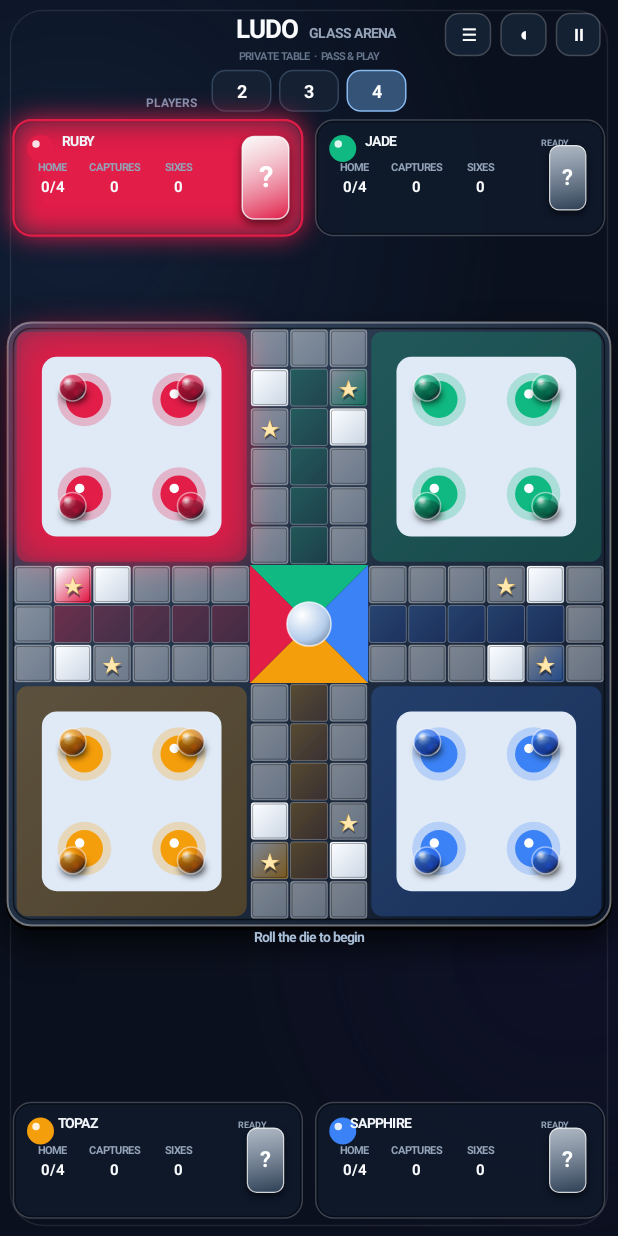
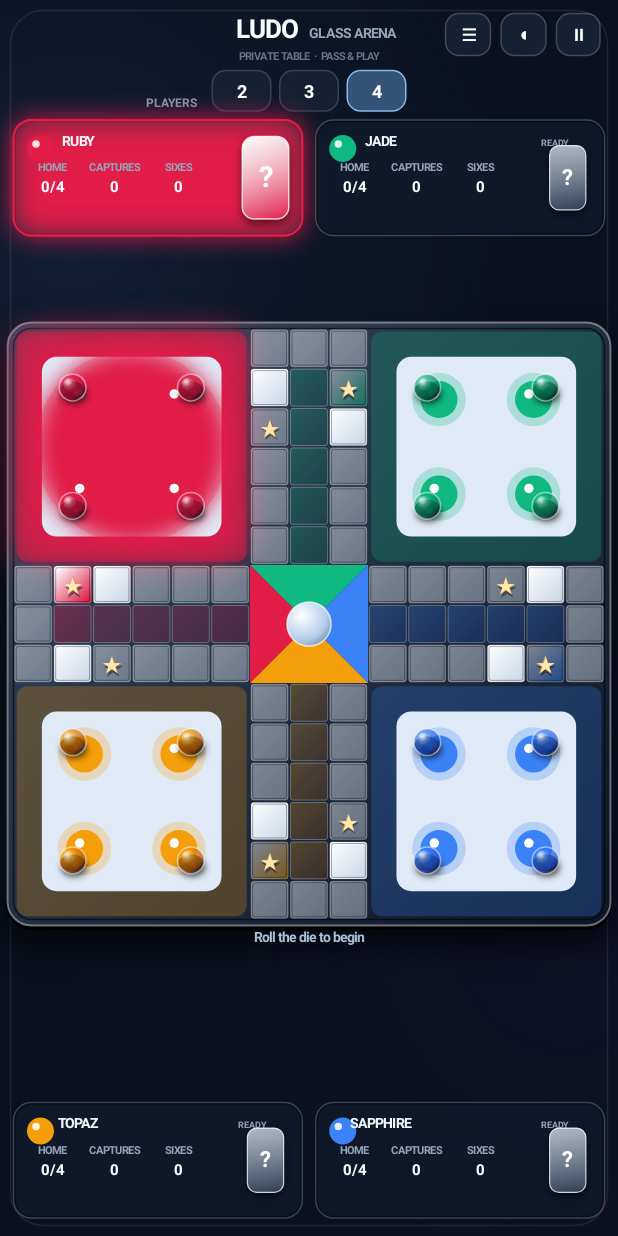
Before and after one commit to aloopatty/tame, an Android app: the screen it shows after launch (MainActivity), on a phone screen of 412 x 824 dp. Run offline under Robolectric (Android 15) with nearby library versions, the phone set to English and light mode, and no system bars.

Commit message:
Finish unlimited-turn UX, active home-base glow and tactile press feedback

```diff
--- a/android/app/src/main/java/com/ludoglassarena/LudoView.java
+++ b/android/app/src/main/java/com/ludoglassarena/LudoView.java
@@ -87,13 +87,13 @@ public class LudoView extends View {
         float sw=dp(39),gap=dp(6),total=sw*3+gap*2,sx=(w-total)/2f,top=dp(47);text(c,"PLAYERS",sx-dp(27),top+dp(24),dp(8),Color.rgb(130,153,180),true);
         for(int i=0;i<3;i++){RectF r=new RectF(sx+i*(sw+gap),top,sx+i*(sw+gap)+sw,top+dp(27));playerSelectors[i]=r;fill(c,players==i+2?Color.rgb(52,83,119):Color.rgb(21,33,51),r.left,r.top,r.right,r.bottom,dp(9));stroke(c,players==i+2?Color.rgb(135,185,239):Color.rgb(50,68,91),dp(1),r.left,r.top,r.right,r.bottom,dp(9));text(c,String.valueOf(i+2),r.centerX(),r.centerY()+dp(5),dp(12),Color.WHITE,true);}
         float right=w-dp(12),y=dp(18);pauseRect.set(right-dp(29),y-dp(9),right,y+dp(19));soundRect.set(right-dp(66),y-dp(9),right-dp(36),y+dp(19));rulesRect.set(right-dp(103),y-dp(9),right-dp(73),y+dp(19));
-        for(RectF r:new RectF[]{pauseRect,soundRect,rulesRect}){fill(c,Color.argb(190,24,39,60),r.left,r.top,r.right,r.bottom,dp(9));stroke(c,Color.argb(55,255,255,255),dp(1),r.left,r.top,r.right,r.bottom,dp(9));}
+        for(int ci=0;ci<3;ci++){RectF r=new RectF[]{pauseRect,soundRect,rulesRect}[ci];c.save();if(pressedControl==ci)c.scale(.94f,.94f,r.centerX(),r.centerY());fill(c,Color.argb(190,24,39,60),r.left,r.top,r.right,r.bottom,dp(9));stroke(c,Color.argb(55,255,255,255),dp(1),r.left,r.top,r.right,r.bottom,dp(9));c.restore();}
         text(c,paused?"▶":"Ⅱ",pauseRect.centerX(),pauseRect.centerY()+dp(4),dp(11),Color.WHITE,true);text(c,sound?"◖":"◗",soundRect.centerX(),soundRect.centerY()+dp(4),dp(12),Color.WHITE,true);text(c,"☰",rulesRect.centerX(),rulesRect.centerY()+dp(4),dp(11),Color.WHITE,true);
     }
     private void drawBoard(Canvas c){float x=boardX,y=boardY,s=boardSize;Paint boardPaint=new Paint(Paint.ANTI_ALIAS_FLAG);boardPaint.setColor(Color.BLACK);boardPaint.setShadowLayer(dp(18),0,dp(10),0xAA000000);c.drawRoundRect(x-dp(5),y-dp(3),x+s+dp(5),y+s+dp(7),dp(17),dp(17),boardPaint);boardPaint.clearShadowLayer();boardPaint.setShader(new LinearGradient(x,y,x+s,y+s,Color.rgb(54,72,96),Color.rgb(13,23,39),Shader.TileMode.CLAMP));c.drawRoundRect(x-dp(4),y-dp(4),x+s+dp(4),y+s+dp(4),dp(16),dp(16),boardPaint);boardPaint.setShader(null);stroke(c,Color.argb(105,255,255,255),dp(1.3f),x-dp(4),y-dp(4),x+s+dp(4),y+s+dp(4),dp(16));stroke(c,Color.argb(150,0,0,0),dp(1),x,y,x+s,y+s,dp(12));
         int[][] zone={{0,0},{0,9},{9,9},{9,0}};
         for(int i=0;i<4;i++){float l=x+zone[i][1]*cell,t=y+zone[i][0]*cell;fill(c,alpha(colors[i],i==turn?135:62),l+cell*.08f,t+cell*.08f,l+cell*5.92f,t+cell*5.92f,cell*.28f);if(i==turn){p.setColor(alpha(colors[i],48));p.setShadowLayer(dp(20),0,0,colors[i]);c.drawRoundRect(l+cell*.2f,t+cell*.2f,l+cell*5.8f,t+cell*5.8f,cell*.32f,cell*.32f,p);p.clearShadowLayer();}fill(c,Color.rgb(224,234,247),l+cell*.72f,t+cell*.72f,l+cell*5.28f,t+cell*5.28f,cell*.38f);
-            for(int j=0;j<4;j++){float cx=l+cell*(1.8f+(j%2)*2.4f),cy=t+cell*(1.8f+(j/2)*2.4f);p.setColor(alpha(colors[i],65));c.drawCircle(cx,cy,cell*.68f,p);p.setColor(colors[i]);c.drawCircle(cx,cy,cell*.47f,p);p.setColor(Color.WHITE);c.drawCircle(cx-cell*.12f,cy-cell*.14f,cell*.12f,p);}}
+            if(i==turn){p.setColor(alpha(colors[i],55));p.setShadowLayer(dp(12),0,0,colors[i]);c.drawCircle(l+cell*3,t+cell*3,cell*2.45f,p);p.clearShadowLayer();}for(int j=0;j<4;j++){float cx=l+cell*(1.8f+(j%2)*2.4f),cy=t+cell*(1.8f+(j/2)*2.4f);p.setColor(alpha(colors[i],65));c.drawCircle(cx,cy,cell*.68f,p);p.setColor(colors[i]);c.drawCircle(cx,cy,cell*.47f,p);p.setColor(Color.WHITE);c.drawCircle(cx-cell*.12f,cy-cell*.14f,cell*.12f,p);}}
         for(int i=0;i<52;i++){float[] q=xy(path[i][0],path[i][1]);int col=Color.rgb(232,237,244);if(i==0)col=colors[0];if(i==13)col=colors[1];if(i==26)col=colors[2];if(i==39)col=colors[3];p.setShader(new LinearGradient(q[0]-cell*.4f,q[1]-cell*.4f,q[0]+cell*.4f,q[1]+cell*.4f,Color.rgb(250,252,255),col==Color.rgb(232,237,244)?Color.rgb(205,216,229):col,Shader.TileMode.CLAMP));c.drawRoundRect(q[0]-cell*.47f,q[1]-cell*.47f,q[0]+cell*.47f,q[1]+cell*.47f,cell*.07f,cell*.07f,p);p.setShader(null);stroke(c,Color.argb(65,255,255,255),dp(.5f),q[0]-cell*.47f,q[1]-cell*.47f,q[0]+cell*.47f,q[1]+cell*.47f,cell*.07f);stroke(c,Color.argb(110,0,0,0),dp(.5f),q[0]-cell*.43f,q[1]-cell*.43f,q[0]+cell*.43f,q[1]+cell*.43f,cell*.05f);if(isSafe(i)){text(c,"★",q[0]+dp(.6f),q[1]+cell*.25f+dp(1),cell*.56f,Color.argb(130,15,23,42),true);text(c,"★",q[0],q[1]+cell*.22f,cell*.56f,Color.rgb(197,156,76),true);text(c,"★",q[0]-dp(.5f),q[1]+cell*.20f,cell*.48f,Color.rgb(255,231,173),true);}}
         for(int a=0;a<4;a++)for(int j=0;j<6;j++){float[] q=xy(lanes[a][j][0],lanes[a][j][1]);p.setShader(new LinearGradient(q[0]-cell*.4f,q[1]-cell*.4f,q[0]+cell*.4f,q[1]+cell*.4f,alpha(colors[a],j==5?245:205),alpha(colorDeep[a],j==5?245:170),Shader.TileMode.CLAMP));c.drawRoundRect(q[0]-cell*.47f,q[1]-cell*.47f,q[0]+cell*.47f,q[1]+cell*.47f,cell*.06f,cell*.06f,p);p.setShader(null);stroke(c,Color.argb(80,255,255,255),dp(.6f),q[0]-cell*.47f,q[1]-cell*.47f,q[0]+cell*.47f,q[1]+cell*.47f,cell*.06f);}
         Path tri=new Path();float cx=x+7.5f*cell,cy=y+7.5f*cell;
@@ -113,10 +113,10 @@ public class LudoView extends View {
     private int movingPiece=-1;
     private void drawHud(Canvas c,float w,float hh,float gap){if(pulseAnimator==null){pulseAnimator=ValueAnimator.ofFloat(1f,1.045f);pulseAnimator.setDuration(1050);pulseAnimator.setRepeatMode(ValueAnimator.REVERSE);pulseAnimator.setRepeatCount(ValueAnimator.INFINITE);pulseAnimator.addUpdateListener(a->{dicePulse=(float)a.getAnimatedValue();invalidate();});pulseAnimator.start();}float margin=dp(9),top=dp(80),bottom=getHeight()-dp(12);float left=margin,right=w-margin,boardTop=boardY,boardBottom=boardY+boardSize;
         RectF[] rs={new RectF(left,top,left+(w-3*margin)/2,Math.min(boardTop-dp(5),top+hh)),new RectF(right-(w-3*margin)/2,top,right,Math.min(boardTop-dp(5),top+hh)),new RectF(left,Math.max(boardBottom+dp(5),bottom-hh),left+(w-3*margin)/2,bottom),new RectF(right-(w-3*margin)/2,Math.max(boardBottom+dp(5),bottom-hh),right,bottom)};
-        for(int slot=0;slot<4;slot++){int i=new int[]{0,1,3,2}[slot];huds[i]=rs[slot];RectF r=rs[slot];boolean active=i==turn;fill(c,active?Color.rgb(28,43,64):Color.argb(205,15,27,44),r.left,r.top,r.right,r.bottom,dp(12));stroke(c,Color.argb(52,255,255,255),dp(1),r.left,r.top,r.right,r.bottom,dp(12));stroke(c,Color.argb(105,0,0,0),dp(1),r.left+dp(1),r.top+dp(1),r.right-dp(1),r.bottom-dp(1),dp(11));if(active)stroke(c,colors[i],dp(1.5f),r.left,r.top,r.right,r.bottom,dp(12));float pad=dp(9);if(active){p.setColor(alpha(colors[i],26));p.setShadowLayer(dp(15),0,0,colors[i]);c.drawRoundRect(r,dp(12),dp(12),p);p.clearShadowLayer();}p.setColor(colors[i]);c.drawCircle(r.left+pad+dp(9),r.top+dp(19),dp(9),p);p.setColor(alpha(Color.WHITE,220));c.drawCircle(r.left+pad+dp(6),r.top+dp(16),dp(2.5f),p);text(c,names[i],r.left+pad+dp(34),r.top+dp(17),dp(9),Color.rgb(241,245,249),true);text(c,(active?(dice>0?"YOUR MOVE":"YOUR TURN"):"READY"),r.right-pad-dp(24),r.top+dp(17),dp(6),active?colors[i]:Color.rgb(148,163,184),true);
+        for(int slot=0;slot<4;slot++){int i=new int[]{0,1,3,2}[slot];huds[i]=rs[slot];RectF r=rs[slot];boolean active=i==turn;c.save();if(pressedControl==7&&active)c.scale(.975f,.975f,r.centerX(),r.centerY());fill(c,active?Color.rgb(28,43,64):Color.argb(205,15,27,44),r.left,r.top,r.right,r.bottom,dp(12));stroke(c,Color.argb(52,255,255,255),dp(1),r.left,r.top,r.right,r.bottom,dp(12));stroke(c,Color.argb(105,0,0,0),dp(1),r.left+dp(1),r.top+dp(1),r.right-dp(1),r.bottom-dp(1),dp(11));if(active)stroke(c,colors[i],dp(1.5f),r.left,r.top,r.right,r.bottom,dp(12));float pad=dp(9);if(active){p.setColor(alpha(colors[i],26));p.setShadowLayer(dp(15),0,0,colors[i]);c.drawRoundRect(r,dp(12),dp(12),p);p.clearShadowLayer();}p.setColor(colors[i]);c.drawCircle(r.left+pad+dp(9),r.top+dp(19),dp(9),p);p.setColor(alpha(Color.WHITE,220));c.drawCircle(r.left+pad+dp(6),r.top+dp(16),dp(2.5f),p);text(c,names[i],r.left+pad+dp(34),r.top+dp(17),dp(9),Color.rgb(241,245,249),true);text(c,(active?(dice>0?"YOUR MOVE":"YOUR TURN"):"READY"),r.right-pad-dp(24),r.top+dp(17),dp(6),active?colors[i]:Color.rgb(148,163,184),true);
             text(c,"HOME",r.left+pad+dp(17),r.top+dp(34),dp(7),Color.rgb(148,163,184),true);text(c,homeCount(i)+"/4",r.left+pad+dp(17),r.top+dp(48),dp(10),Color.rgb(248,250,252),true);text(c,"CAPTURES",r.left+pad+dp(58),r.top+dp(34),dp(7),Color.rgb(148,163,184),true);text(c,String.valueOf(captures[i]),r.left+pad+dp(58),r.top+dp(48),dp(10),Color.rgb(248,250,252),true);text(c,"SIXES",r.left+pad+dp(101),r.top+dp(34),dp(7),Color.rgb(148,163,184),true);text(c,String.valueOf(sixRolls[i]),r.left+pad+dp(101),r.top+dp(48),dp(10),Color.rgb(248,250,252),true);
             RectF d=new RectF(r.right-dp(42),r.top+dp(8),r.right-dp(7),r.bottom-dp(8));rollRects[i]=d;drawDie(c,d,active&&dice>0?dice:0,active);
-        }
+        c.restore();}
         text(c,message,w/2,boardY+boardSize+dp(15),dp(9),Color.rgb(169,191,216),true);
     }
     private void drawPathHighlights(Canvas c){long now=System.currentTimeMillis();for(int i=0;i<52;i++){if(trailExpiry[i]<=now)continue;float f=Math.min(1f,(trailExpiry[i]-now)/1150f);float[] q=xy(path[i][0],path[i][1]);int owner=trailOwner[i];if(owner<0)continue;p.setColor(Color.argb((int)(75*f),Color.red(colors[owner]),Color.green(colors[owner]),Color.blue(colors[owner])));p.setShadowLayer(dp(7),0,0,colors[owner]);c.drawRoundRect(q[0]-cell*.47f,q[1]-cell*.47f,q[0]+cell*.47f,q[1]+cell*.47f,cell*.12f,cell*.12f,p);p.clearShadowLayer();postInvalidateOnAnimation();}if(dice>0&&!animating){for(int piece:legal(turn)){int v=tokens[turn][piece],steps=v<0?1:dice;for(int k=0;k<steps;k++){int pos=v<0?k:v+k+1;if(pos>=52)break;int sq=global(turn,pos);float[] q=xy(path[sq][0],path[sq][1]);p.setColor(alpha(colors[turn],selectedPiece==piece?95:48));p.setStyle(Paint.Style.STROKE);p.setStrokeWidth(dp(selectedPiece==piece?2.2f:1.2f));c.drawRoundRect(q[0]-cell*.43f,q[1]-cell*.43f,q[0]+cell*.43f,q[1]+cell*.43f,cell*.1f,cell*.1f,p);p.setStyle(Paint.Style.FILL);}}}}
@@ -159,7 +159,7 @@ public class LudoView extends View {
         fill(c,Color.rgb(20,34,54),l,t,r,b,dp(20));stroke(c,Color.rgb(113,157,205),dp(1.3f),l,t,r,b,dp(20));
         if(showRules){
             text(c,"HOW TO PLAY",w/2,t+dp(31),dp(18),Color.WHITE,true);
-            String[] lines={"Roll a 6 to release a token from base","Move clockwise; exact roll to reach home","A 6 grants another roll","Capture opponents on non-safe squares","Star squares are safe from capture","Three consecutive 6s forfeit your turn","First player to bring all 4 tokens home wins","Each turn has 15 seconds"};
+            String[] lines={"Roll a 6 to release a token from base","Move clockwise; exact roll to reach home","A 6 grants another roll","Capture opponents on non-safe squares","Star squares are safe from capture","Three consecutive 6s forfeit your turn","First player to bring all 4 tokens home wins","No turn timer — take your time"};
             for(int i=0;i<lines.length;i++)text(c,lines[i],w/2,t+dp(62+i*dp(21)),dp(9),Color.rgb(197,215,237),false);
             text(c,"TAP ANYWHERE TO CLOSE",w/2,b-dp(19),dp(9),Color.rgb(139,190,244),true);return;
         }
@@ -167,9 +167,10 @@ public class LudoView extends View {
         text(c,winner?"All four tokens reached home":"Take a moment. The table is paused.",w/2,t+dp(73),dp(11),Color.rgb(184,205,229),false);
         text(c,winner?"TAP TO PLAY AGAIN":"TAP RESUME TO CONTINUE",w/2,t+dp(119),dp(10),Color.rgb(139,190,244),true);
     }
-    @Override public boolean onTouchEvent(MotionEvent e){if(e.getAction()!=MotionEvent.ACTION_UP)return true;float x=e.getX(),y=e.getY();if(winner){reset();return true;}if(showRules){showRules=false;invalidate();return true;}if(paused){paused=false;message="Game resumed";invalidate();return true;}
+    private int hitControl(float x,float y){if(pauseRect.contains(x,y))return 0;if(soundRect.contains(x,y))return 1;if(rulesRect.contains(x,y))return 2;for(int i=0;i<3;i++)if(playerSelectors[i]!=null&&playerSelectors[i].contains(x,y))return 3+i;for(int i=0;i<players;i++)if(i==turn&&rollRects[i]!=null&&rollRects[i].contains(x,y))return 7;return -1;}
+    @Override public boolean onTouchEvent(MotionEvent e){if(e.getAction()==MotionEvent.ACTION_DOWN){pressedControl=hitControl(e.getX(),e.getY());invalidate();return true;}if(e.getAction()!=MotionEvent.ACTION_UP)return true;pressedControl=-1;float x=e.getX(),y=e.getY();if(winner){reset();return true;}if(showRules){showRules=false;invalidate();return true;}if(paused){paused=false;message="Game resumed";invalidate();return true;}
         for(int i=0;i<3;i++)if(playerSelectors[i]!=null&&playerSelectors[i].contains(x,y)){players=i+2;reset();return true;}
-        if(pauseRect.contains(x,y)){paused=true;handler.removeCallbacks(countdown);invalidate();return true;}if(soundRect.contains(x,y)){sound=!sound;invalidate();return true;}if(rulesRect.contains(x,y)){showRules=true;invalidate();return true;}
+        if(pauseRect.contains(x,y)){paused=true;invalidate();return true;}if(soundRect.contains(x,y)){sound=!sound;invalidate();return true;}if(rulesRect.contains(x,y)){showRules=true;invalidate();return true;}
         if(animating||rolling)return true;
         for(int i=0;i<players;i++)if(rollRects[i]!=null&&rollRects[i].contains(x,y)&&i==turn){if(dice==0)rollDice();else if(selectedPiece>=0)moveToken(selectedPiece);invalidate();return true;}
         if(dice>0){for(int j=0;j<4;j++){float[] q=tokenPosition(turn,j);if(legal(turn).contains(j)&&Math.hypot(x-q[0],y-q[1])<cell*.9f){if(selectedPiece==j)moveToken(j);else{selectedPiece=j;message="Path preview — tap token again to move";}invalidate();return true;}}}
```
